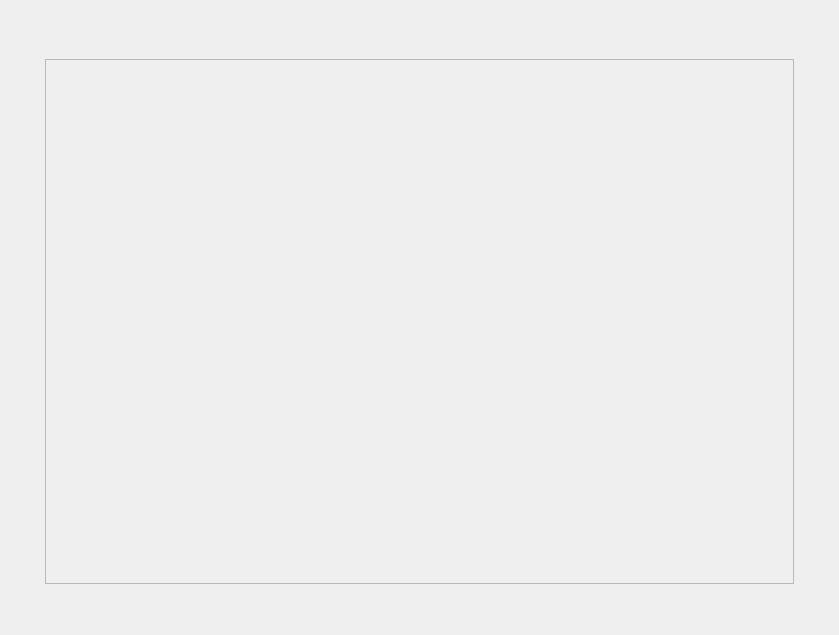
This is shell/homepagewidget.ui in ukui/ukui-control-center as Qt 5 draws it before an edit. The edited form follows.
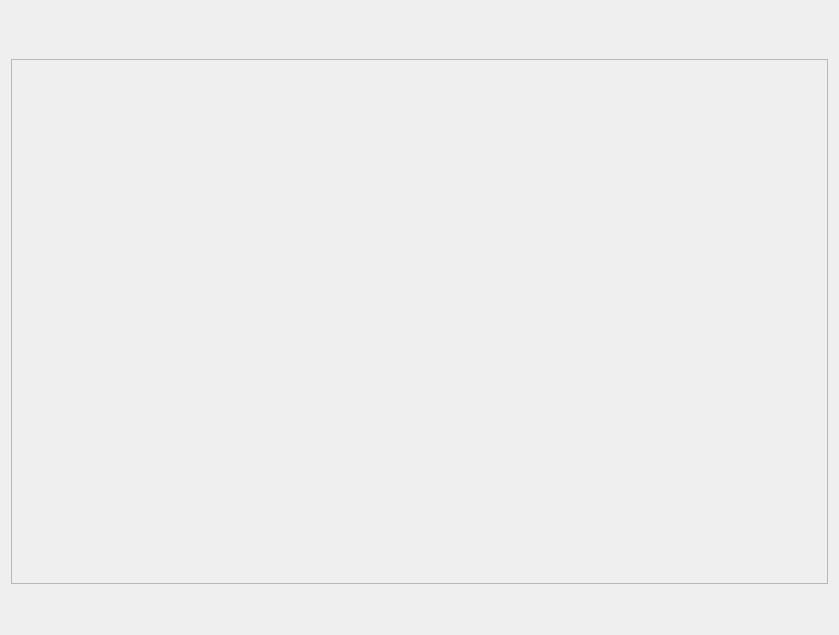
This is the edited form.

Diff of the .ui file:
```diff
--- a/shell/homepagewidget.ui
+++ b/shell/homepagewidget.ui
@@ -44,7 +44,7 @@
        <height>16777215</height>
       </size>
      </property>
-     <layout class="QHBoxLayout" name="horizontalLayout_2" stretch="1,22,1">
+     <layout class="QHBoxLayout" name="horizontalLayout_2" stretch="22">
       <property name="spacing">
        <number>0</number>
       </property>
@@ -60,24 +60,14 @@
       <property name="bottomMargin">
        <number>0</number>
       </property>
-      <item>
-       <spacer name="horizontalSpacer">
-        <property name="orientation">
-         <enum>Qt::Horizontal</enum>
-        </property>
-        <property name="sizeType">
-         <enum>QSizePolicy::Expanding</enum>
-        </property>
-        <property name="sizeHint" stdset="0">
-         <size>
-          <width>70</width>
-          <height>20</height>
-         </size>
-        </property>
-       </spacer>
-      </item>
       <item>
        <widget class="QScrollArea" name="scrollArea">
+        <property name="maximumSize">
+         <size>
+          <width>1500</width>
+          <height>16777215</height>
+         </size>
+        </property>
         <property name="widgetResizable">
          <bool>true</bool>
         </property>
@@ -86,7 +76,7 @@
           <rect>
            <x>0</x>
            <y>0</y>
-           <width>751</width>
+           <width>819</width>
            <height>511</height>
           </rect>
          </property>
@@ -99,22 +89,6 @@
         </widget>
        </widget>
       </item>
-      <item>
-       <spacer name="horizontalSpacer_2">
-        <property name="orientation">
-         <enum>Qt::Horizontal</enum>
-        </property>
-        <property name="sizeType">
-         <enum>QSizePolicy::Expanding</enum>
-        </property>
-        <property name="sizeHint" stdset="0">
-         <size>
-          <width>70</width>
-          <height>20</height>
-         </size>
-        </property>
-       </spacer>
-      </item>
      </layout>
     </widget>
    </item>
```
